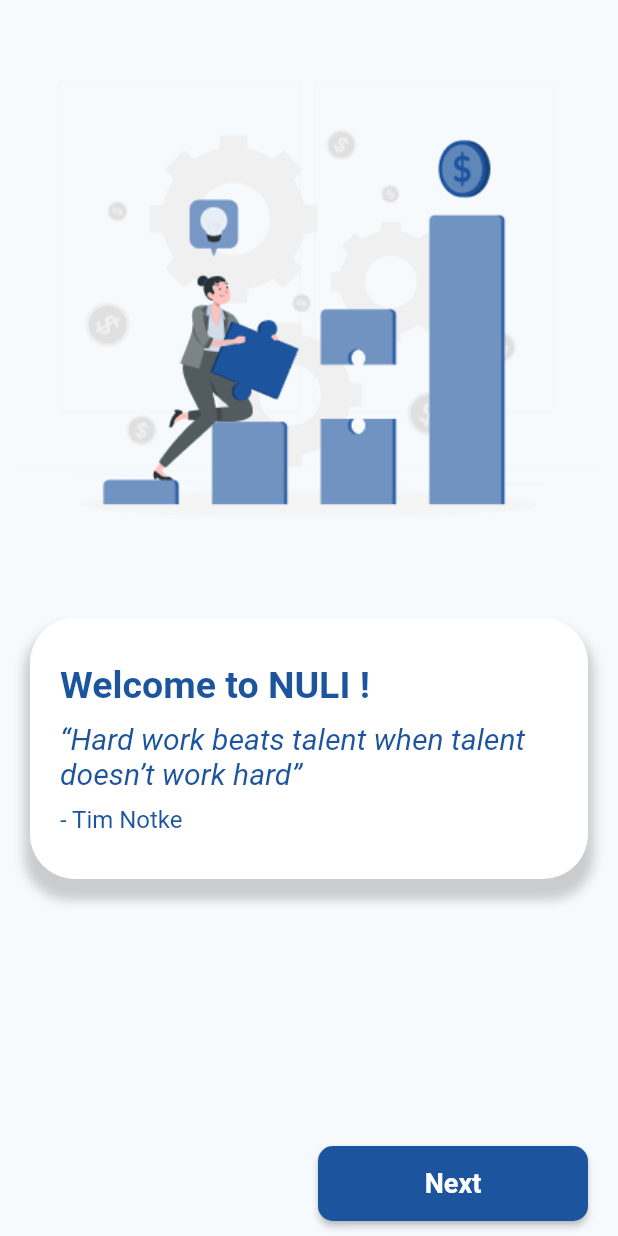
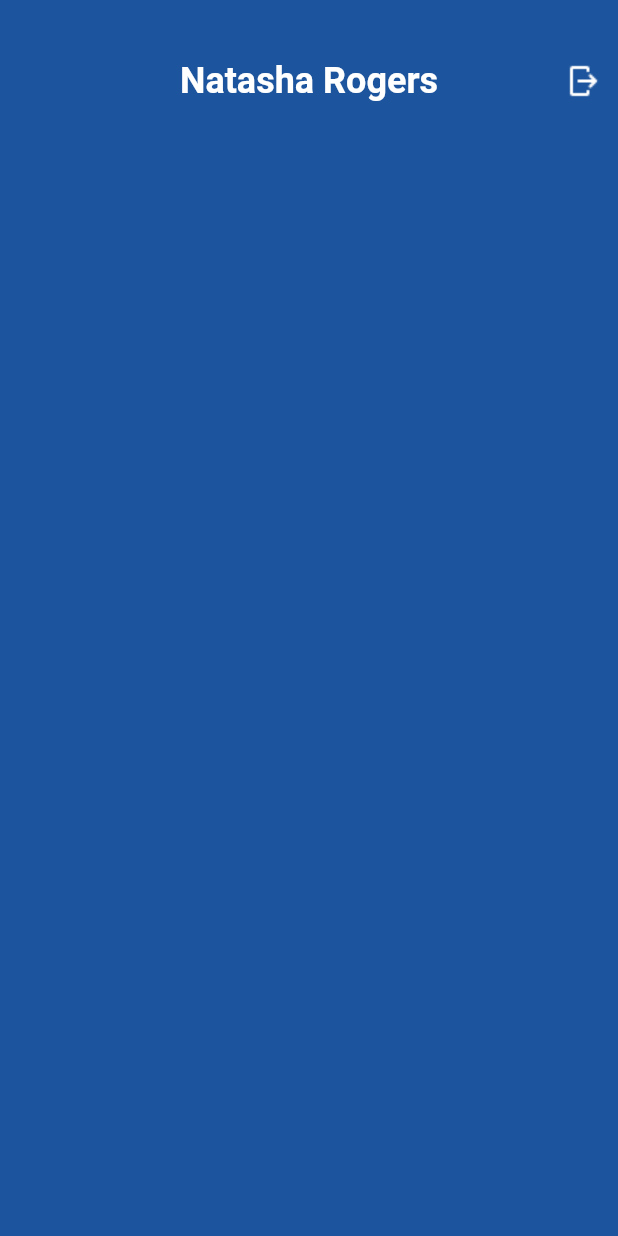
Before and after one commit to michaus-coder/todolistapp, a Flutter app: the screen it shows after launch, on a phone screen of 412 x 824 dp. Run offline on Flutter 3.47's test engine with Material 2 defaults, Android fonts, the phone set to English and light mode, and no system bars; our stand-ins replace cloud_firestore, firebase_auth, firebase_core, percent_indicator; accounts and stored records are empty.

Commit message:
add profile page

```diff
--- a/lib/main.dart
+++ b/lib/main.dart
@@ -10,6 +10,7 @@ import 'package:nuli/pages/SignUpScreen.dart';
 import 'package:nuli/pages/WelcomeScreen.dart';
 import 'package:nuli/pages/LoginScreen.dart';
 import 'package:nuli/pages/home.dart';
+import 'package:nuli/pages/profile.dart';
 import 'package:nuli/temp.dart';
 
 void main() async {
@@ -31,12 +32,13 @@ class _MyAppState extends State<MyApp> {
     return MaterialApp(
       title: "NULI - Productive App",
       debugShowCheckedModeBanner: false,
-      initialRoute: '/welcome',
+      initialRoute: '/profile',
       routes: {
         '/splash': (context) => const SplashScreen(),
         '/welcome': (context) => const WelcomeScreen(),
         '/welcome2': (context) => const WelcomePage2(),
         '/home': (context) => const HomePage(),
+        '/profile': (context) => const Profile(),
         '/profile/edit': (context) => const EditProfile(),
         '/detail_task': (context) => const TaskDetail(),
         '/detail_project': (context) => const ProjectDetail(),
@@ -45,7 +47,6 @@ class _MyAppState extends State<MyApp> {
         '/signup': (context) => const SignUpScreen(),
         '/temppage': (context) => const TempPage()
       },
-      home: new TaskDetail(),
     );
   }
 }
--- a/lib/pages/EditProfile.dart
+++ b/lib/pages/EditProfile.dart
@@ -203,7 +203,6 @@ class _EditProfileState extends State<EditProfile> {
                   onPressed: () {},
                 ),
               ),
-              const SizedBox(height: 20),
             ],
           ),
         ),
--- a/lib/pages/profile.dart
+++ b/lib/pages/profile.dart
@@ -0,0 +1,54 @@
+import 'package:flutter/material.dart';
+import 'package:flutter/src/foundation/key.dart';
+import 'package:flutter/src/widgets/framework.dart';
+
+class Profile extends StatefulWidget {
+  const Profile({Key? key}) : super(key: key);
+
+  @override
+  State<Profile> createState() => _ProfileState();
+}
+
+class _ProfileState extends State<Profile> {
+  @override
+  Widget build(BuildContext context) {
+    return Scaffold(
+      backgroundColor: const Color(0xff1C549D),
+      body: Container(
+        padding: const EdgeInsets.symmetric(vertical: 30),
+        child: Column(
+          children: [
+            Row(
+              mainAxisAlignment: MainAxisAlignment.spaceBetween,
+              crossAxisAlignment: CrossAxisAlignment.center,
+              children: [
+                IconButton(
+                  onPressed: () {},
+                  icon: const ImageIcon(
+                    AssetImage("assets/nuli/icon/logout.png"),
+                    color: Colors.transparent,
+                  ),
+                ),
+                const Text(
+                  "Natasha Rogers",
+                  style: TextStyle(
+                    color: Colors.white,
+                    fontSize: 24,
+                    fontWeight: FontWeight.bold,
+                  ),
+                ),
+                IconButton(
+                  onPressed: () {},
+                  icon: const ImageIcon(
+                    AssetImage("assets/nuli/icon/logout.png"),
+                    color: Colors.white,
+                  ),
+                ),
+              ],
+            ),
+          ],
+        ),
+      ),
+    );
+  }
+}
--- a/pubspec.yaml
+++ b/pubspec.yaml
@@ -34,6 +34,7 @@ dependencies:
   flutter:
     sdk: flutter
   flutter_emoji: ">= 2.0.0"
+  flutter_launcher_icons: ^0.9.3
   intl: ^0.17.0
   percent_indicator: ^4.2.2
 
```
Also changed, not shown: assets/nuli/icon/ic_round-log-out.svg (added), assets/nuli/icon/logout.png (added), pubspec.lock.
